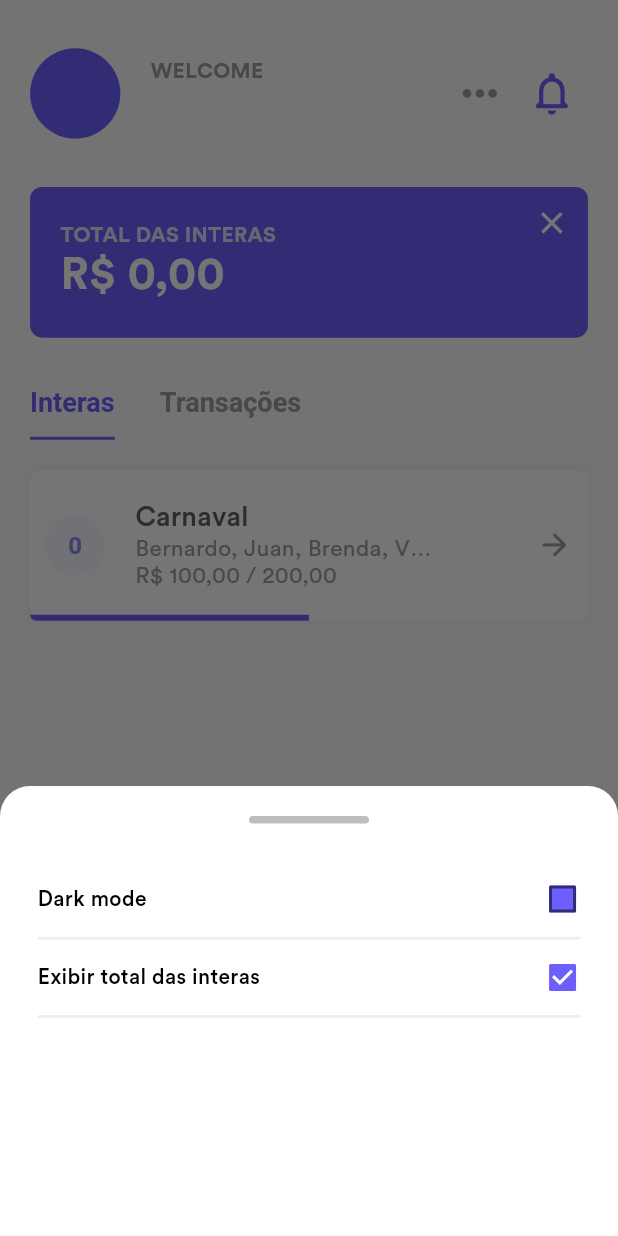
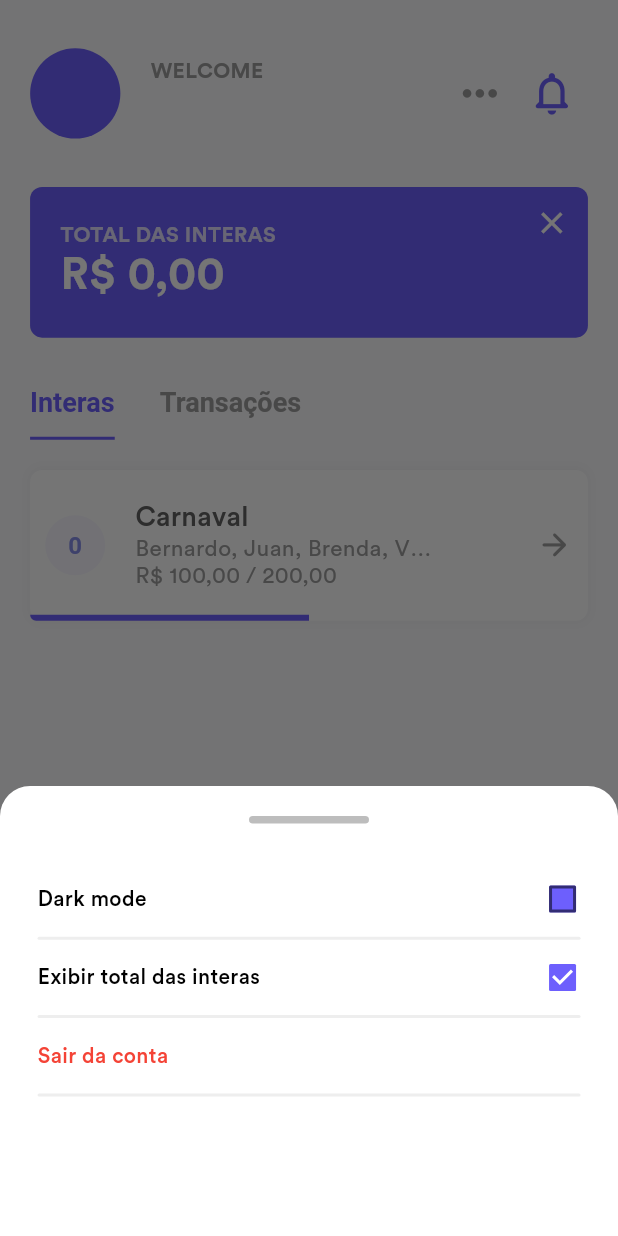
Before and after one commit to bernardoveras/intera-frontend, a Flutter app: the HomePage screen opened by its route, after a tap on the "keyboard control" icon, on a phone screen of 412 x 824 dp. Run offline on Flutter 3.47's test engine with Material 2 defaults, Android fonts, the phone set to English and light mode, and no system bars; our stand-ins replace animate_do, firebase_auth, firebase_core, firebase_crashlytics, flutter_screenutil, get and 2 more; accounts and stored records are empty; statements that could not run were skipped.

Commit message:
#28: Feito o logout com confirmação e arrumado bug's do authentication repository

```diff
--- a/lib/presentation/home/components/app_bar/app_bar.dart
+++ b/lib/presentation/home/components/app_bar/app_bar.dart
@@ -6,8 +6,11 @@ import '../../../../shared/extensions/screen_util_extension.dart';
 import 'components.dart';
 
 class HomeAppBar extends PreferredSize {
-  HomeAppBar({Key? key})
-      : super(
+  final Future<void> Function() logout;
+  HomeAppBar({
+    Key? key,
+    required this.logout,
+  }) : super(
           key: key,
           preferredSize: Size.fromHeight(124.height),
           child: SafeArea(
@@ -28,6 +31,7 @@ class HomeAppBar extends PreferredSize {
                   NotificationRow(
                     hasNotification: false,
                     storage: Get.find(),
+                    logout: logout,
                   ),
                 ],
               ),
--- a/lib/presentation/home/components/app_bar/components.dart
+++ b/lib/presentation/home/components/app_bar/components.dart
@@ -1,3 +1,3 @@
-export 'nofitication_row.dart';
+export 'notification_row.dart';
 export 'profile_name.dart';
 export 'profile_picture.dart';
--- a/lib/presentation/home/components/app_bar/nofitication_row.dart
+++ b/lib/presentation/home/components/app_bar/notification_row.dart
@@ -11,10 +11,12 @@ import '../../../../shared/extensions/screen_util_extension.dart';
 class NotificationRow extends StatelessWidget {
   final bool hasNotification;
   final ILocalStorage storage;
+  final Future<void> Function() logout;
 
   const NotificationRow({
     Key? key,
     required this.storage,
+    required this.logout,
     this.hasNotification = false,
   }) : super(key: key);
 
@@ -61,8 +63,7 @@ class NotificationRow extends StatelessWidget {
                     Obx(
                       () => Item(
                         title: 'Exibir total das interas',
-                        isChecked:
-                            Settings.exibirTotalDeInteras.value ?? false,
+                        isChecked: Settings.exibirTotalDeInteras.value ?? false,
                         onTap: () async {
                           Settings.exibirTotalDeInteras.value =
                               !Settings.exibirTotalDeInteras.value!;
@@ -72,6 +73,13 @@ class NotificationRow extends StatelessWidget {
                           );
                         },
                       ),
+                    ),
+                    Item(
+                      title: 'Sair da conta',
+                      titleColor: Colors.red,
+                      onTap: () async {
+                        await logout();
+                      },
                     ),
                   ],
                 ),
--- a/lib/presentation/home/home_controller.dart
+++ b/lib/presentation/home/home_controller.dart
@@ -1,7 +1,14 @@
 import 'package:get/get.dart';
+import 'package:intera/domain/usecases/logout.dart';
 import 'package:intera/domain/entities/intera.dart';
 
 class HomeController extends GetxController {
+  late ILogout _logout;
+
+  HomeController({required ILogout logout}) {
+    _logout = logout;
+  }
+
   double totalDasInteras = 0.0;
 
   List<Intera> interas = <Intera>[
@@ -11,4 +18,8 @@ class HomeController extends GetxController {
       total: 200,
     ),
   ];
+
+  Future<void> logout() async {
+    await _logout();
+  }
 }
--- a/lib/presentation/home/home_page.dart
+++ b/lib/presentation/home/home_page.dart
@@ -20,13 +20,14 @@ class _HomePageState extends State<HomePage>
   @override
   void initState() {
     tabController = TabController(length: 2, vsync: this);
+
     super.initState();
   }
 
   @override
   Widget build(BuildContext context) {
     return Scaffold(
-      appBar: HomeAppBar(),
+      appBar: HomeAppBar(logout: controller.logout),
       floatingActionButton: FloatingActionButton(
         child: Icon(Icons.add),
         onPressed: () {},
--- a/lib/shared/components/bottom_sheet.dart
+++ b/lib/shared/components/bottom_sheet.dart
@@ -52,11 +52,11 @@ class _MaterialBottomSheetState extends State<MaterialBottomSheet> {
 
 class Item extends StatelessWidget {
   final String title;
-  final bool isChecked;
+  final Color? titleColor;
+  final bool? isChecked;
   final Function()? onTap;
 
-  const Item(
-      {Key? key, required this.title, required this.isChecked, this.onTap})
+  const Item({Key? key, required this.title, this.isChecked, this.onTap, this.titleColor})
       : super(key: key);
   @override
   Widget build(BuildContext context) {
@@ -76,10 +76,11 @@ class Item extends StatelessWidget {
                   title,
                   style: TextStyle(
                     fontWeight: FontWeight.w500,
-                    color: Colors.black,
+                    color: titleColor ?? Colors.black,
                   ),
                 ),
-                SizedBox(
+                isChecked != null
+                    ? SizedBox(
                         height: 24.height,
                         width: 24.width,
                         child: Checkbox(
@@ -91,7 +92,8 @@ class Item extends StatelessWidget {
                           fillColor: MaterialStateProperty.all<Color>(
                             Theme.of(context).primaryColor,
                           ),
-                    materialTapTargetSize: MaterialTapTargetSize.shrinkWrap,
+                          materialTapTargetSize:
+                              MaterialTapTargetSize.shrinkWrap,
                           onChanged: onTap != null
                               ? (val) {
                                   onTap!();
@@ -99,6 +101,7 @@ class Item extends StatelessWidget {
                               : null,
                         ),
                       )
+                    : SizedBox(),
               ],
             ),
           ),
--- a/lib/shared/navigation/bindings/home_bindings.dart
+++ b/lib/shared/navigation/bindings/home_bindings.dart
@@ -1,10 +1,12 @@
 import 'package:get/get.dart';
 import 'package:get/get_instance/src/bindings_interface.dart';
+import 'package:intera/domain/usecases/logout.dart';
 import 'package:intera/presentation/home/home_controller.dart';
 
 class HomeBinding extends Bindings {
   @override
   void dependencies() {
-    Get.lazyPut(() => HomeController());
+    Get.lazyPut<ILogout>(() => Logout(Get.find()));
+    Get.lazyPut(() => HomeController(logout: Get.find()));
   }
 }
--- a/lib/shared/navigation/bindings/login_binding.dart
+++ b/lib/shared/navigation/bindings/login_binding.dart
@@ -8,9 +8,6 @@ import 'package:intera/presentation/login/login_controller.dart';
 class LoginBinding extends Bindings {
   @override
   void dependencies() {
-    Get.lazyPut<IAuthenticationRepository>(
-      () => AuthenticationRepository(FirebaseAuth.instance),
-    );
     Get.lazyPut<ILoginWithEmail>(() => LoginWithEmail(Get.find()));
     Get.lazyPut(
       () => LoginController(
--- a/lib/shared/settings.dart
+++ b/lib/shared/settings.dart
@@ -9,10 +9,14 @@ class Settings {
   static Rx<ThemeMode> theme = ThemeMode.light.obs;
   static Rx<Uint8List>? usernameImage = Rx<Uint8List>();
 
-
   /// Visualizar o `componente` de total
   /// das interas na tela inicial!
   static RxBool exibirTotalDeInteras = true.obs;
 
   static bool remember = false;
+
+  static void clear() {
+    user = null;
+    exibirTotalDeInteras.value = true;
+  }
 }
```
Also changed, not shown: lib/data/repositories/authentication_repository.dart (+27 -4 lines), lib/domain/usecases/logout.dart (added, +16 -0 lines), lib/initializer.dart (+13 -0 lines), lib/shared/components/checkbox.dart (+35 -22 lines). Lines whose indentation alone changed are shown as unchanged.
